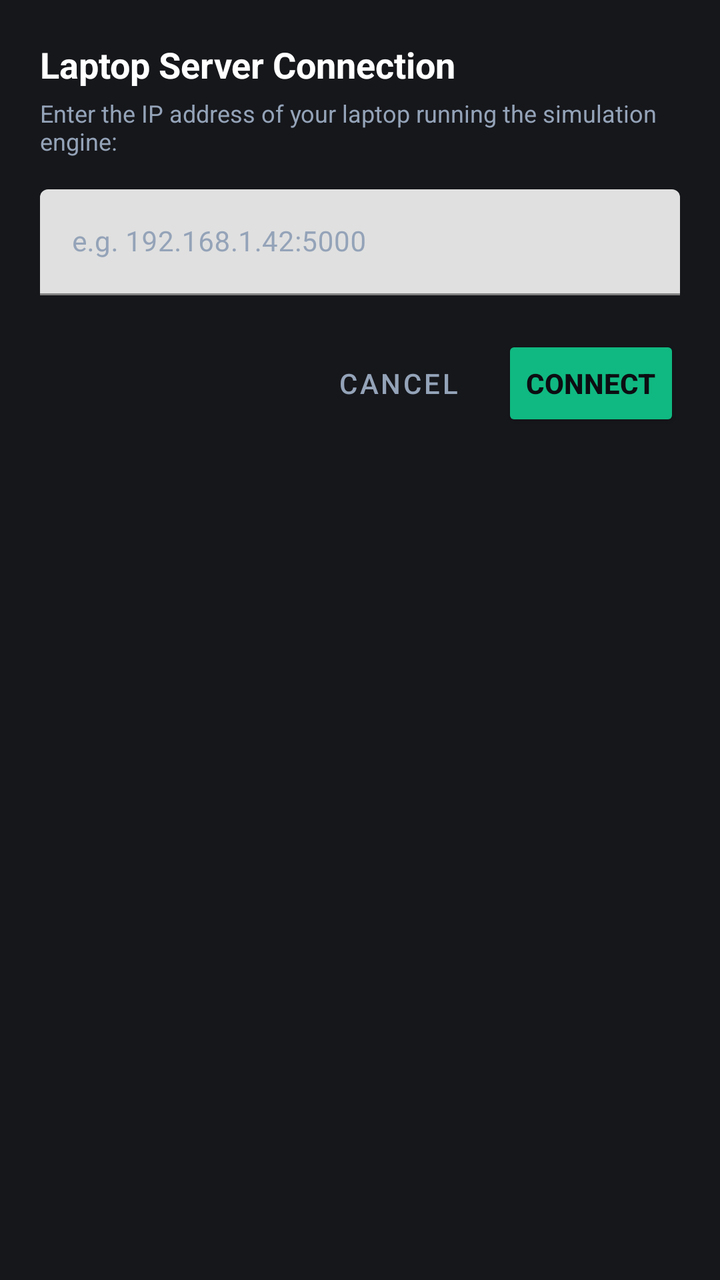
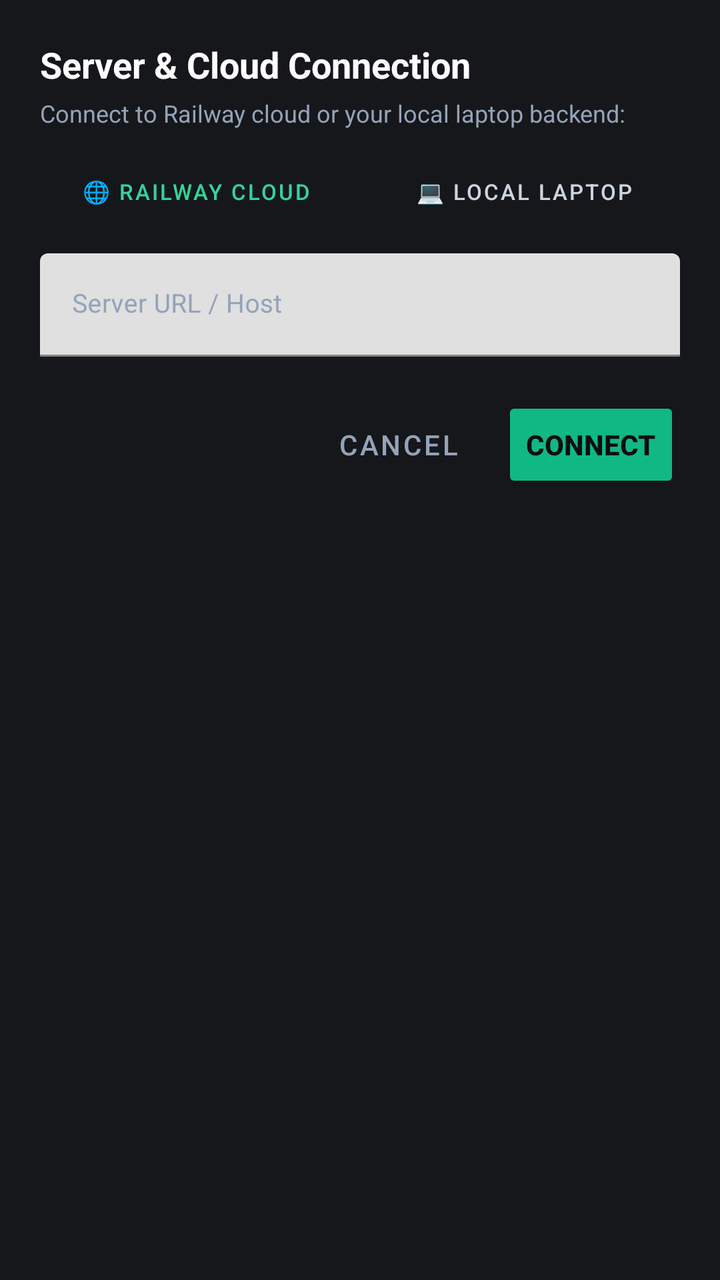

An Android layout rendered at two revisions. The XML below is the earlier revision; the diff shows what the commit changed to produce the second picture.
<!-- AndroidManifest.xml: application theme Theme.SmartEnergyTracker -->
<!-- res/layout/dialog_server_ip.xml -->
<?xml version="1.0" encoding="utf-8"?>
<LinearLayout xmlns:android="http://schemas.android.com/apk/res/android"
    android:layout_width="match_parent"
    android:layout_height="wrap_content"
    android:background="@color/card_dark"
    android:orientation="vertical"
    android:padding="20dp">

    <TextView
        android:layout_width="wrap_content"
        android:layout_height="wrap_content"
        android:text="Laptop Server Connection"
        android:textColor="@color/text_white"
        android:textSize="18sp"
        android:textStyle="bold" />

    <TextView
        android:layout_width="wrap_content"
        android:layout_height="wrap_content"
        android:layout_marginTop="4dp"
        android:text="Enter the IP address of your laptop running the simulation engine:"
        android:textColor="@color/text_slate_400"
        android:textSize="12sp" />

    <com.google.android.material.textfield.TextInputLayout
        android:layout_width="match_parent"
        android:layout_height="wrap_content"
        android:layout_marginTop="16dp"
        android:textColorHint="@color/text_slate_400">

        <com.google.android.material.textfield.TextInputEditText
            android:id="@+id/etServerIp"
            android:layout_width="match_parent"
            android:layout_height="wrap_content"
            android:hint="e.g. 192.168.1.42:5000"
            android:inputType="textUri"
            android:textColor="@color/text_white"
            android:textSize="14sp" />
    </com.google.android.material.textfield.TextInputLayout>

    <LinearLayout
        android:layout_width="match_parent"
        android:layout_height="wrap_content"
        android:layout_marginTop="20dp"
        android:gravity="end"
        android:orientation="horizontal">

        <Button
            android:id="@+id/btnCancelIp"
            style="@style/Widget.MaterialComponents.Button.TextButton"
            android:layout_width="wrap_content"
            android:layout_height="wrap_content"
            android:text="Cancel"
            android:textColor="@color/text_slate_400" />

        <Button
            android:id="@+id/btnSaveIp"
            android:layout_width="wrap_content"
            android:layout_height="wrap_content"
            android:layout_marginStart="8dp"
            android:backgroundTint="@color/emerald_500"
            android:text="Connect"
            android:textColor="@color/bg_dark"
            android:textStyle="bold" />
    </LinearLayout>

</LinearLayout>
<!-- resources referenced by this layout -->
<resources>
  <color name="bg_dark">#0C0D12</color>
  <color name="card_dark">#16171B</color>
  <color name="emerald_500">#10B981</color>
  <color name="text_slate_400">#94A3B8</color>
  <color name="text_white">#FFFFFF</color>
  <style name="Theme.SmartEnergyTracker" parent="Theme.MaterialComponents.DayNight.NoActionBar">
          <item name="colorPrimary">@color/card_purple_primary</item>
          <item name="colorPrimaryVariant">@color/card_purple_dark</item>
          <item name="colorOnPrimary">@color/text_white</item>
          <item name="android:windowBackground">@color/bg_light</item>
          <item name="android:statusBarColor">@color/bg_light</item>
          <item name="android:windowLightStatusBar" tools:targetApi="m">true</item>
          <item name="android:navigationBarColor">@color/bg_light</item>
      </style>
  <color name="card_purple_primary">#7C3AED</color>
  <color name="card_purple_dark">#6D28D9</color>
  <color name="bg_light">#F6F7FB</color>
</resources>

<!-- the commit's change to res/layout/dialog_server_ip.xml (unified diff, before → after) -->
@@ -9,7 +9,7 @@
     <TextView
         android:layout_width="wrap_content"
         android:layout_height="wrap_content"
-        android:text="Laptop Server Connection"
+        android:text="Server &amp; Cloud Connection"
         android:textColor="@color/text_white"
         android:textSize="18sp"
         android:textStyle="bold" />
@@ -18,24 +18,60 @@
         android:layout_width="wrap_content"
         android:layout_height="wrap_content"
         android:layout_marginTop="4dp"
-        android:text="Enter the IP address of your laptop running the simulation engine:"
+        android:text="Connect to Railway cloud or your local laptop backend:"
         android:textColor="@color/text_slate_400"
         android:textSize="12sp" />
+
+    
+    <LinearLayout
+        android:layout_width="match_parent"
+        android:layout_height="wrap_content"
+        android:layout_marginTop="12dp"
+        android:orientation="horizontal">
+
+        <Button
+            android:id="@+id/btnPresetRailway"
+            style="@style/Widget.MaterialComponents.Button.OutlinedButton"
+            android:layout_width="0dp"
+            android:layout_height="38dp"
+            android:layout_weight="1"
+            android:layout_marginEnd="4dp"
+            android:insetTop="0dp"
+            android:insetBottom="0dp"
+            android:padding="0dp"
+            android:text="🌐 Railway Cloud"
+            android:textColor="@color/emerald_400"
+            android:textSize="11sp" />
+
+        <Button
+            android:id="@+id/btnPresetLocal"
+            style="@style/Widget.MaterialComponents.Button.OutlinedButton"
+            android:layout_width="0dp"
+            android:layout_height="38dp"
+            android:layout_weight="1"
+            android:layout_marginStart="4dp"
+            android:insetTop="0dp"
+            android:insetBottom="0dp"
+            android:padding="0dp"
+            android:text="💻 Local Laptop"
+            android:textColor="@color/text_slate_300"
+            android:textSize="11sp" />
+    </LinearLayout>
 
     <com.google.android.material.textfield.TextInputLayout
         android:layout_width="match_parent"
         android:layout_height="wrap_content"
-        android:layout_marginTop="16dp"
+        android:layout_marginTop="12dp"
         android:textColorHint="@color/text_slate_400">
 
         <com.google.android.material.textfield.TextInputEditText
             android:id="@+id/etServerIp"
             android:layout_width="match_parent"
             android:layout_height="wrap_content"
-            android:hint="e.g. 192.168.1.42:5000"
+            android:hint="Server URL / Host"
             android:inputType="textUri"
             android:textColor="@color/text_white"
-            android:textSize="14sp" />
+            android:textSize="13sp" />
     </com.google.android.material.textfield.TextInputLayout>
 
     <LinearLayout
<!-- resource entries referenced after the edit -->
@@ -2,7 +2,9 @@
 <resources>
   <color name="bg_dark">#0C0D12</color>
   <color name="card_dark">#16171B</color>
+  <color name="emerald_400">#34D399</color>
   <color name="emerald_500">#10B981</color>
+  <color name="text_slate_300">#CBD5E1</color>
   <color name="text_slate_400">#94A3B8</color>
   <color name="text_white">#FFFFFF</color>
   <style name="Theme.SmartEnergyTracker" parent="Theme.MaterialComponents.DayNight.NoActionBar">
